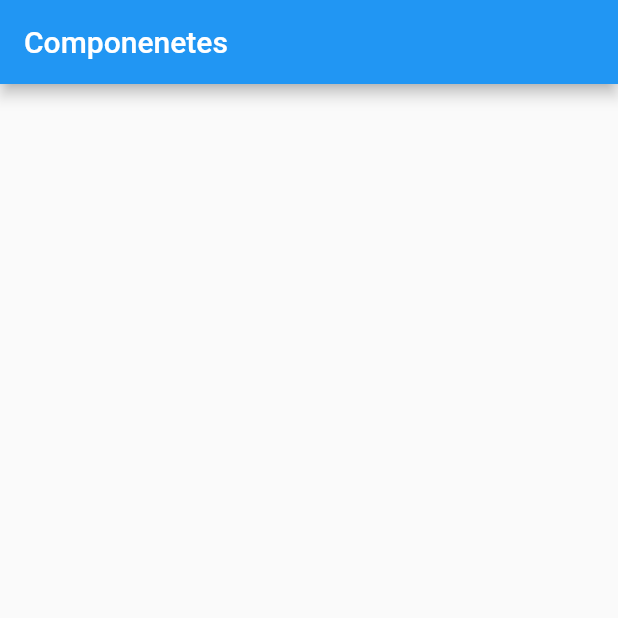
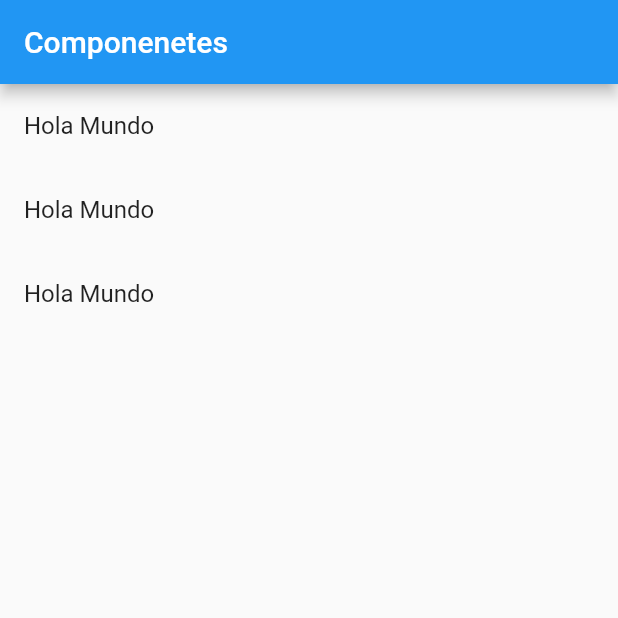
Before and after one commit to angelgbcore/componentes_flutter, a Flutter app: the screen it shows after launch, on a phone screen of 412 x 824 dp, the top half of it. Run offline on Flutter 3.47's test engine with Material 2 defaults, Android fonts, the phone set to English and light mode, and no system bars.

```diff
--- a/lib/main.dart
+++ b/lib/main.dart
@@ -1,7 +1,7 @@
 import 'package:flutter/material.dart';
 
 import 'src/pages/home_page.dart';
-import 'src/pages/home_temp.dart';
+//import 'src/pages/home_temp.dart';
 
 void main() => runApp(MyApp());
 
--- a/lib/src/pages/home_page.dart
+++ b/lib/src/pages/home_page.dart
@@ -12,6 +12,16 @@ class HomePage extends StatelessWidget {
   }
 
   Widget _lista() {
-    return ListView();
+    return ListView(
+      children: _listaItems(),
+    );
+  }
+
+  List<Widget> _listaItems() {
+    return [
+      ListTile(title: Text("Hola Mundo")),
+      ListTile(title: Text("Hola Mundo")),
+      ListTile(title: Text("Hola Mundo")),
+    ];
   }
 }
```
Also changed, not shown: 1 other file.
